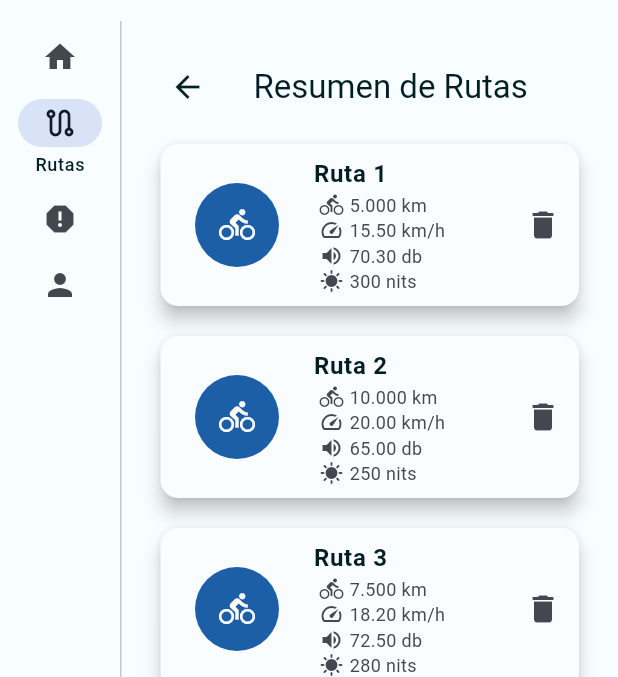
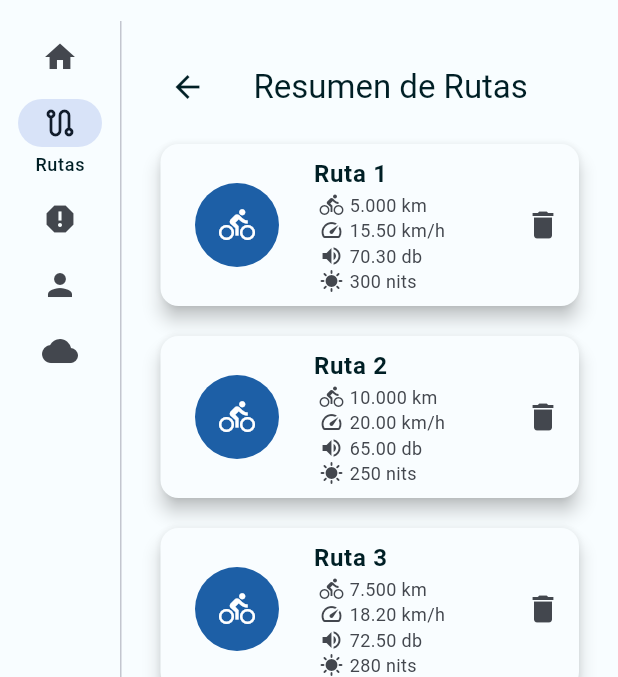
Before and after one commit to btabuenca/GreenTracks, a Flutter app: the HomeScreen screen opened by its route, after a tap on "Rutas", on a phone screen of 412 x 824 dp, the part 63-740 px from its top. Run offline on Flutter 3.47's test engine with Material 3 defaults, Android fonts, the phone set to English and light mode, and no system bars; our stand-ins replace csv, firebase_auth, firebase_core, geolocator, google_maps_flutter, location and 4 more; missing offline and left inert: d_chart, light, noise_meter; accounts and stored records are empty; network calls fail.

Commit message:
Reworked screens

```diff
--- /dev/null
+++ b/lib/screens/home/weather_screen.dart
@@ -0,0 +1,21 @@
+import 'package:flutter/material.dart';
+import 'package:madtrack/widgets/weather.dart';
+
+class WeatherScreen extends StatelessWidget {
+  const WeatherScreen({super.key});
+
+  @override
+  Widget build(BuildContext context) {
+    return Scaffold(
+      appBar: AppBar(
+        title: const Text('Pronóstico del Tiempo'),
+      ),
+      body: Center(
+        child: const Padding(
+          padding: EdgeInsets.all(16.0),
+          child: WeatherForecastWidget(),
+        ),
+      ),
+    );
+  }
+}
--- a/lib/screens/home/welcome_sreen.dart
+++ b/lib/screens/home/welcome_sreen.dart
@@ -1,156 +1,22 @@
 import 'package:flutter/material.dart';
-import 'package:permission_handler/permission_handler.dart';
-import 'package:madtrack/controllers/sensors_controller.dart';
-import 'package:madtrack/models/sensors_data.dart';
 import 'package:madtrack/screens/home/map_screen.dart';
-import 'package:madtrack/widgets/save_route.dart';
-import 'package:madtrack/widgets/weather.dart';
 
-class WelcomeScreen extends StatefulWidget {
+class WelcomeScreen extends StatelessWidget {
   const WelcomeScreen({super.key});
 
   @override
-  State<WelcomeScreen> createState() => _WelcomeScreenState();
-}
-
-class _WelcomeScreenState extends State<WelcomeScreen> {
-  bool isTracking = false;
-  SensorController sensorController = SensorController();
-
-  @override
   Widget build(BuildContext context) {
-    return SingleChildScrollView(
-      child: Column(
-        crossAxisAlignment: CrossAxisAlignment.stretch,
-        children: [
-          const SizedBox(height: 20),
-          const Text(
-            'SUTEE MadTrack!',
-            style: TextStyle(
-              fontSize: 28,
-            ),
-          ),
-          const SizedBox(height: 16.0),
-          Container(
-            color: const Color(0xFFE0E0E0),
-            child: const SizedBox(
-              height: 380.0,
-              child: MapScreen(),
-            ),
-          ),
-          const SizedBox(height: 16.0),
-          const Row(
-            children: [
-              Text(
-                '¿Quieres comenzar una nueva ruta?',
-                style: TextStyle(
-                  fontSize: 18.0,
-                ),
-              ),
-              SizedBox(width: 5),
-              Tooltip(
-                margin: EdgeInsets.symmetric(vertical: 2, horizontal: 20),
-                preferBelow: false,
-                showDuration: Duration(seconds: 3),
-                message:
-                    'Haz zoom en el mapa para ver las estaciones disponibles',
-                triggerMode: TooltipTriggerMode.tap,
-                child: Icon(Icons.help, size: 25.0),
-              ),
-            ],
-          ),
-          const SizedBox(height: 8.0),
-          FilledButton(
-            onPressed: () async {
-              bool microphoneGranted = await Permission.microphone.isGranted;
-              bool locationGranted = await Permission.location.isGranted;
-
-              if (!microphoneGranted || !locationGranted) {
-                await _requestPermissions();
-              } else {
-                _toggleTracking();
-              }
-            },
-            style: FilledButton.styleFrom(
-              elevation: 5.0,
-            ),
-            child: Row(
-              mainAxisSize: MainAxisSize.min,
-              children: [
-                Icon(
-                  isTracking ? Icons.stop : Icons.directions_bike,
-                ),
-                const SizedBox(width: 8.0),
-                Text(
-                  isTracking ? 'Detener' : 'Comenzar',
-                ),
-              ],
-            ),
-          ),
-          const SizedBox(height: 60.0),
-          const WeatherForecastWidget(),
-          const SizedBox(height: 60.0),
-          const SizedBox(height: 20),
-        ],
+    return Scaffold(
+      appBar: AppBar(
+        title: const Text('Mapa - GreenTracks'),
+      ),
+      body: Container(
+        color: const Color(0xFFE0E0E0),
+        child: const SizedBox(
+          height: double.infinity,
+          child: MapScreen(),
+        ),
       ),
     );
   }
-
-  Future<void> _requestPermissions() async {
-    Map<Permission, PermissionStatus> statuses = await [
-      Permission.microphone,
-      Permission.location,
-    ].request();
-    if (statuses[Permission.microphone] != PermissionStatus.granted ||
-        statuses[Permission.location] != PermissionStatus.granted) {
-      // ignore: use_build_context_synchronously
-      ScaffoldMessenger.of(context).showSnackBar(SnackBar(
-        content: Column(
-          crossAxisAlignment: CrossAxisAlignment.center,
-          mainAxisAlignment: MainAxisAlignment.center,
-          children: [
-            const Text(
-              'Los permisos de micrófono y ubicación son necesarios para comenzar el seguimiento.',
-              textAlign: TextAlign.center,
-            ),
-            const SizedBox(height: 15),
-            ElevatedButton(
-              onPressed: () {
-                openAppSettings();
-              },
-              child: const Text(
-                'Abrir configuración',
-              ),
-            ),
-          ],
-        ),
-      ));
-    } else {
-      _toggleTracking();
-    }
-  }
-
-  void _toggleTracking() {
-    setState(() {
-      isTracking = !isTracking;
-    });
-    if (isTracking) {
-      sensorController.startTracking();
-    } else {
-      SensorsData sensorsData = sensorController.stopTracking();
-      sensorsData.calculateData();
-/*      showDialog(
-        context: context,
-        builder: (BuildContext context) {
-          return SaveRoute(
-            onSave: (name) async {
-              sensorsData.name = name;
-              // btb await DatabaseController().addData(sensorsData);
-              // btb DataManager().updateData();
-            },
-          );
-        },
-      );*/
-    }
-  }
 }
--- a/lib/screens/home_screen.dart
+++ b/lib/screens/home_screen.dart
@@ -4,6 +4,7 @@ import 'package:madtrack/screens/home/routes_screen.dart';
 import 'package:madtrack/screens/home/welcome_sreen.dart';
 import 'package:madtrack/screens/home/report_screen.dart';
 import 'package:madtrack/screens/home/settings_screen.dart';
+import 'package:madtrack/screens/home/weather_screen.dart';
 
 class HomeScreen extends StatefulWidget {
   const HomeScreen({super.key});
@@ -21,6 +22,7 @@ class _HomeScreenState extends State<HomeScreen> {
     const RoutesScreen(),
     const ReportScreen(),
     const AccountScreen(),
+    const WeatherScreen(), // Nueva pantalla
   ];
 
   @override
@@ -80,6 +82,11 @@ class _HomeScreenState extends State<HomeScreen> {
                   selectedIcon: Icon(Icons.person_outline),
                   label: Text('Cuenta'),
                 ),
+                NavigationRailDestination(
+                  icon: Icon(Icons.cloud),
+                  selectedIcon: Icon(Icons.cloud_outlined),
+                  label: Text('Clima'), // Nueva entrada
+                ),
               ],
             ),
           if (_isRailVisible)
```
Also changed, not shown: lib/widgets/save_route.dart (deleted, +0 -69 lines).
